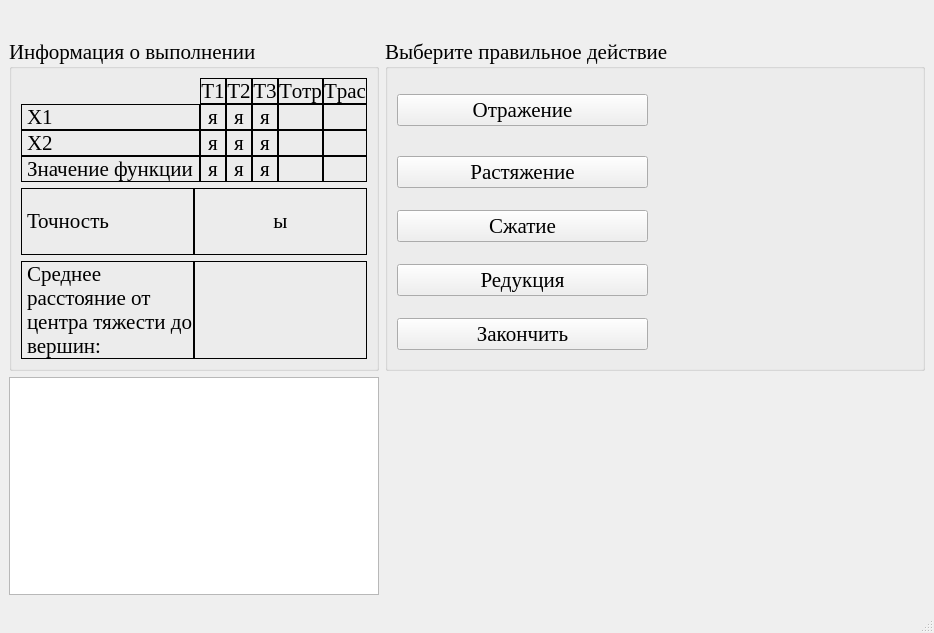
The window that optimizationmethods/ui/NeMi.ui (Eliminationzx/optimizationmethods) describes before a commit, drawn with Qt 5.
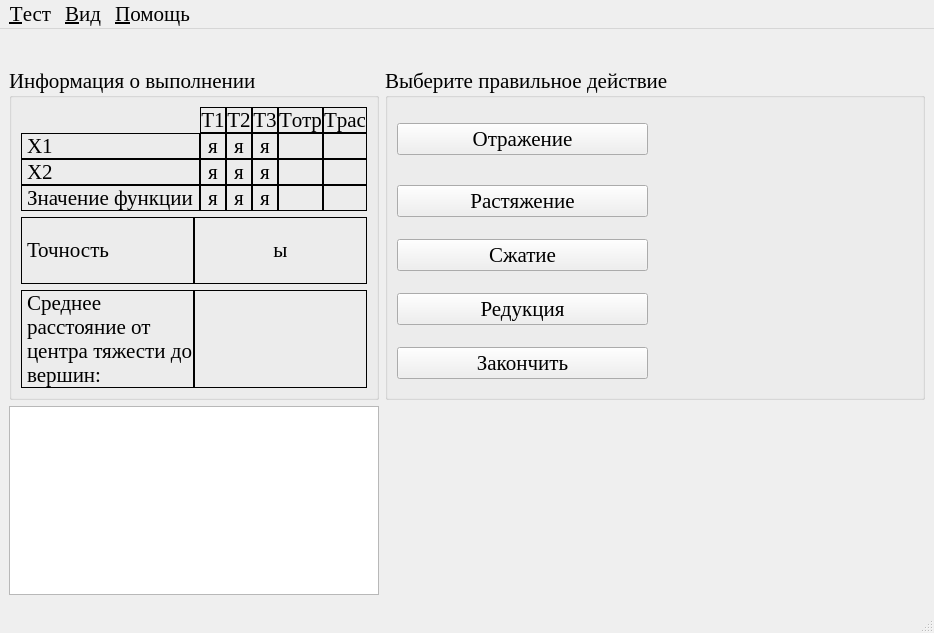
The same window after the commit. Icons and pictures are not drawn.

Commit message: Поправил меню в методе Нелдора-Мида.

The edit to the form file:
```diff
--- a/optimizationmethods/ui/NeMi.ui
+++ b/optimizationmethods/ui/NeMi.ui
@@ -889,9 +889,35 @@
      <x>0</x>
      <y>0</y>
      <width>934</width>
-     <height>23</height>
+     <height>30</height>
     </rect>
    </property>
+   <widget class="QMenu" name="testo_menu">
+    <property name="title">
+     <string>&amp;Тест</string>
+    </property>
+    <addaction name="recomenci_acn"/>
+    <addaction name="action"/>
+    <addaction name="separator"/>
+    <addaction name="exit"/>
+   </widget>
+   <widget class="QMenu" name="wiev_menu">
+    <property name="title">
+     <string>&amp;Вид</string>
+    </property>
+    <addaction name="difiniFonto_act"/>
+   </widget>
+   <widget class="QMenu" name="helpo_menu">
+    <property name="title">
+     <string>&amp;Помощь</string>
+    </property>
+    <addaction name="helpo_action"/>
+    <addaction name="separator"/>
+    <addaction name="about_action"/>
+   </widget>
+   <addaction name="testo_menu"/>
+   <addaction name="wiev_menu"/>
+   <addaction name="helpo_menu"/>
   </widget>
   <widget class="QStatusBar" name="statusbar"/>
  </widget>
```
Left out of the diff: 33 changed lines with no effect on the pictures.
